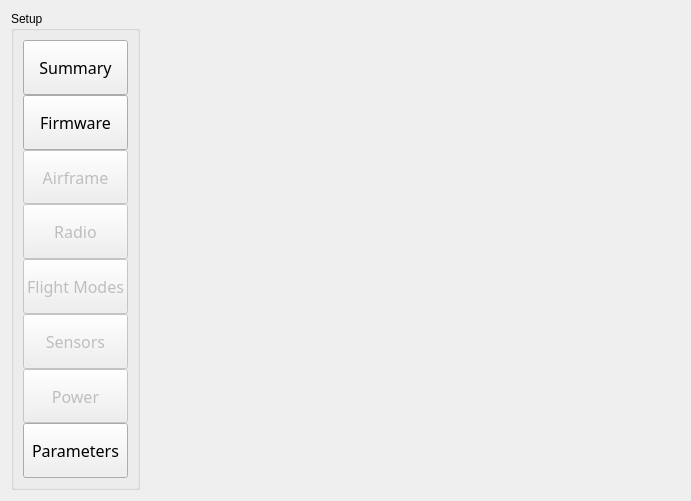
Above: SetupWidget.ui from strawdiving/Calibration before the change. Below: the same form after it.
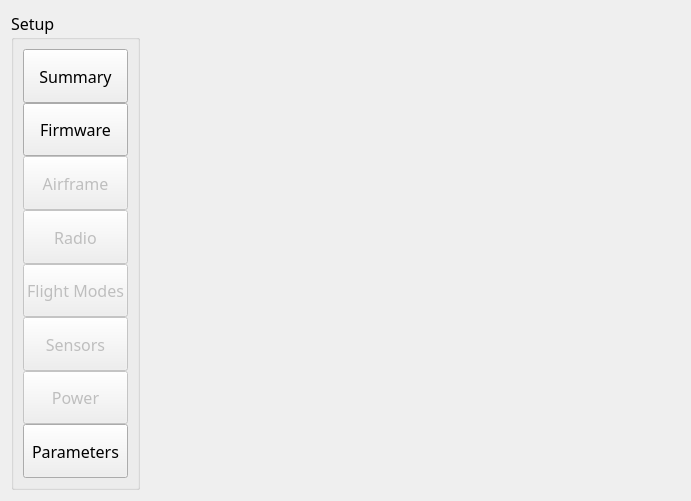
That is the form after the change. Icons and pictures are not drawn.

```diff
--- a/SetupWidget.ui
+++ b/SetupWidget.ui
@@ -18,6 +18,12 @@
     <layout class="QGridLayout" name="gridLayout" columnstretch="1,5">
      <item row="0" column="0">
       <widget class="QGroupBox" name="groupBox">
+       <property name="font">
+        <font>
+         <family>微软雅黑</family>
+         <pointsize>12</pointsize>
+        </font>
+       </property>
        <property name="title">
         <string>Setup</string>
        </property>
```
Left out of the diff: 24 changed lines with no effect on the pictures.
